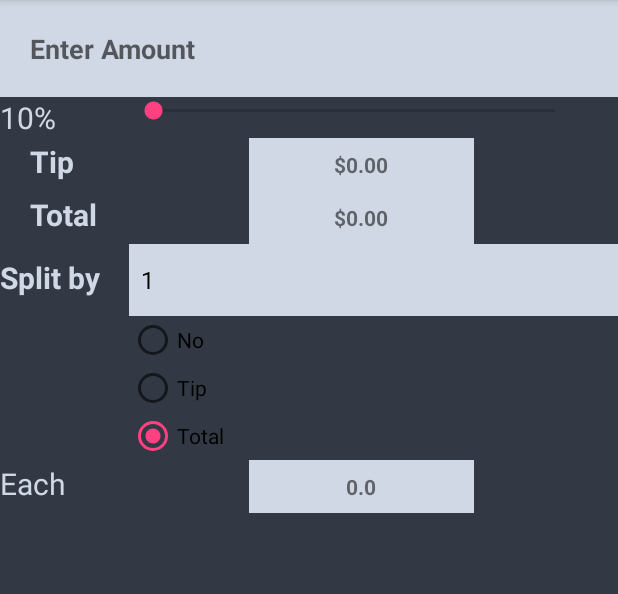
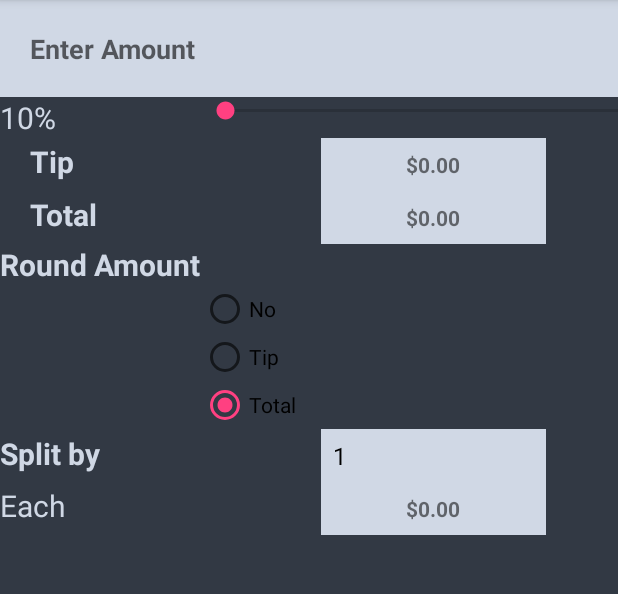
Before and after one commit to chanice/TipCalculator, an Android app: the screen it shows after launch (MainActivity), after a tap on "Total", on a phone screen of 412 x 824 dp, the part 84-678 px from its top. Run offline under Robolectric (Android 15) with nearby library versions, the phone set to English and light mode, and no system bars.

Commit message:
visual updates

```diff
--- a/app/src/main/java/com/example/midni/tipcalculator/MainActivity.java
+++ b/app/src/main/java/com/example/midni/tipcalculator/MainActivity.java
@@ -141,7 +141,7 @@ public class MainActivity extends AppCompatActivity implements TextWatcher, Seek
     public void splitBill(double totalToSplit){
         int numOfWays = shareSpinner.getSelectedItemPosition()+1;
         double totalPerPerson = totalToSplit/numOfWays;
-        perPerson.setText(Double.toString(totalPerPerson));
+        perPerson.setText(currencyFormat.format(totalPerPerson));
     }
     @Override
     public void onProgressChanged(SeekBar seekBar, int progress, boolean b) {
--- a/app/src/main/res/layout/activity_main.xml
+++ b/app/src/main/res/layout/activity_main.xml
@@ -114,25 +114,36 @@
         android:layout_width="wrap_content"
         android:layout_height="wrap_content"
         android:layout_column="0"
-        android:layout_row="6"
+        android:layout_row="10"
         android:textColor="@color/lightGrey"
         android:textSize="20sp"
         android:text="Split by"
         android:textStyle="bold" />
+    <TextView
+        android:id="@+id/radioLabel"
+        android:layout_width="wrap_content"
+        android:layout_height="wrap_content"
+        android:layout_column="0"
+        android:layout_row="5"
+        android:textColor="@color/lightGrey"
+        android:textSize="20sp"
+        android:text="Round Amount"
+        android:textStyle="bold" />
 
     <Spinner
         android:id="@+id/spinner"
-        android:layout_width="match_parent"
-        android:layout_height="wrap_content"
+        android:layout_width="150dp"
+        android:layout_height="35dp"
+        android:layout_marginLeft="80dp"
         android:background="@color/lightGrey"
         android:layout_column="1"
-        android:layout_row="6" />
+        android:layout_row="10" />
 
     <RadioGroup
         android:layout_width="match_parent"
         android:layout_height="wrap_content"
         android:layout_column="1"
-        android:layout_row="10" >
+        android:layout_row="6" >
 
         <RadioButton
             android:id="@+id/noRButton"
```
